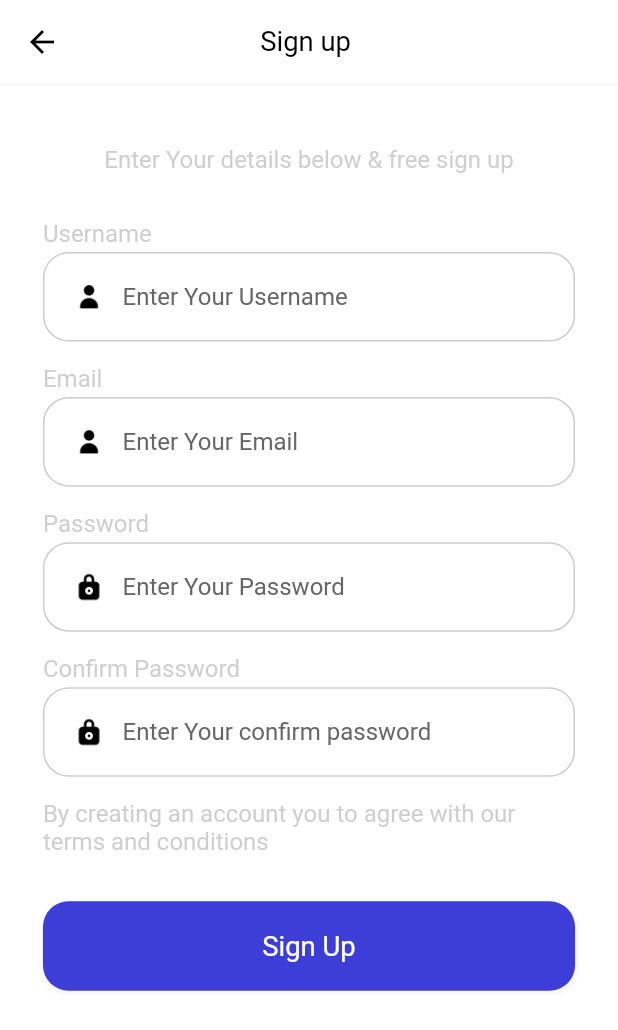
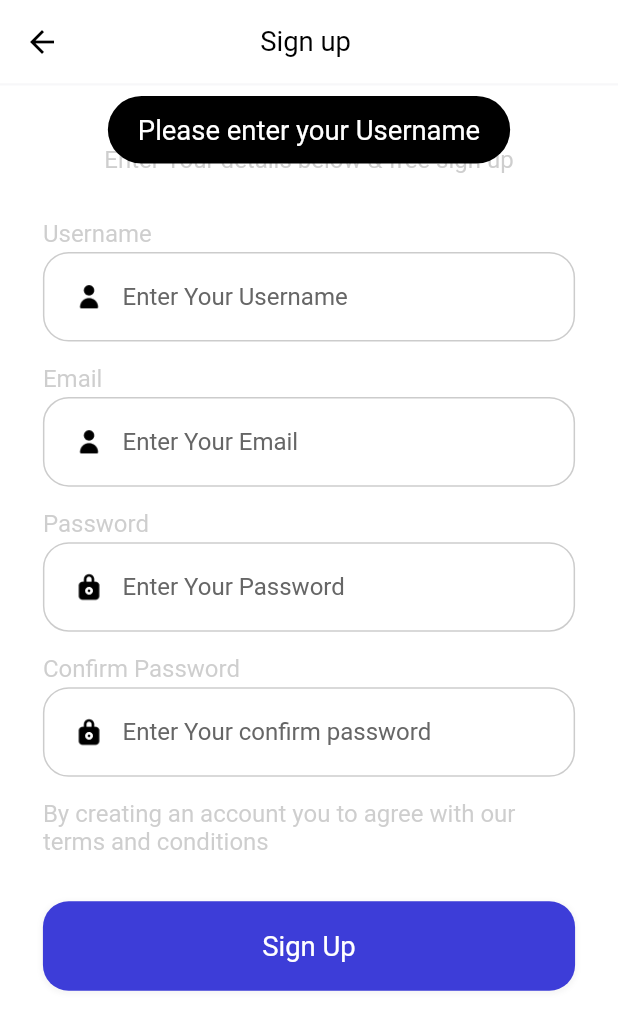
Before and after one commit to sohailokzz/ecom_bloc_state, a Flutter app: the RegistrationPage screen opened by its route, after a tap on "Sign Up", on a phone screen of 412 x 824 dp. Shown: the top 1030 px of the screen. Run offline on Flutter 3.47's test engine with Material 2 defaults, Android fonts, the phone set to English and light mode, and no system bars; our stand-ins replace dots_indicator, firebase_auth, firebase_core, flutter_bloc, flutter_screenutil, fluttertoast; accounts and stored records are empty.

Commit message:
Reg controller has been added

```diff
--- a/lib/presentation/pages/registration/bloc/register_bloc.dart
+++ b/lib/presentation/pages/registration/bloc/register_bloc.dart
@@ -1,3 +1,5 @@
+import 'dart:developer';
+
 import 'package:ecom_bloc/presentation/pages/registration/bloc/register_events.dart';
 import 'package:ecom_bloc/presentation/pages/registration/bloc/register_states.dart';
 import 'package:flutter_bloc/flutter_bloc.dart';
@@ -22,6 +24,7 @@ class RegistrationBlocs extends Bloc<RegistrationEvents, RegistrationStates> {
     UserNameEvent event,
     Emitter<RegistrationStates> emit,
   ) {
+    log('My Username is ${event.userName}');
     emit(
       state.copyWith(
         userName: event.userName,
@@ -33,6 +36,7 @@ class RegistrationBlocs extends Bloc<RegistrationEvents, RegistrationStates> {
     RegEmailEvent event,
     Emitter<RegistrationStates> emit,
   ) {
+    log('My Email is ${event.email}');
     emit(
       state.copyWith(
         email: event.email,
@@ -44,6 +48,7 @@ class RegistrationBlocs extends Bloc<RegistrationEvents, RegistrationStates> {
     RegPasswordEvent event,
     Emitter<RegistrationStates> emit,
   ) {
+    log('My Password is ${event.password}');
     emit(
       state.copyWith(
         password: event.password,
@@ -55,6 +60,7 @@ class RegistrationBlocs extends Bloc<RegistrationEvents, RegistrationStates> {
     RegConfPassEvent event,
     Emitter<RegistrationStates> emit,
   ) {
+    // log('My Confirm Pass is ${event.confirmPassword}');
     emit(
       state.copyWith(
         confirmPassword: event.confirmPassword,
--- a/lib/presentation/pages/registration/register_controller.dart
+++ b/lib/presentation/pages/registration/register_controller.dart
@@ -0,0 +1,84 @@
+import 'package:ecom_bloc/common/widgets/reusable_toast.dart';
+import 'package:ecom_bloc/presentation/pages/registration/bloc/register_bloc.dart';
+import 'package:firebase_auth/firebase_auth.dart';
+import 'package:flutter/material.dart';
+import 'package:flutter_bloc/flutter_bloc.dart';
+
+class RegistrationController {
+  final BuildContext context;
+
+  const RegistrationController({
+    required this.context,
+  });
+
+  Future<void> handleRegistration() async {
+    final state = context.read<RegistrationBlocs>().state;
+    String userName = state.userName;
+    String emailAddress = state.email;
+    String password = state.password;
+    String confirmPassword = state.confirmPassword;
+
+    if (userName.isEmpty) {
+      reusableToastMsg(
+        msg: 'Please enter your Username',
+      );
+      return;
+    }
+
+    if (emailAddress.isEmpty) {
+      reusableToastMsg(
+        msg: 'Please enter your Email',
+      );
+      return;
+    }
+    if (password.isEmpty) {
+      reusableToastMsg(
+        msg: 'Please enter Password',
+      );
+      return;
+    }
+    if (confirmPassword.isEmpty) {
+      reusableToastMsg(
+        msg: 'Please enter confirm Password',
+      );
+      return;
+    }
+
+    try {
+      final credential =
+          await FirebaseAuth.instance.createUserWithEmailAndPassword(
+        email: emailAddress,
+        password: password,
+      );
+
+      if (credential.user != null) {
+        await credential.user?.sendEmailVerification();
+        await credential.user?.updateDisplayName(userName);
+        reusableToastMsg(
+          msg:
+              'Verification email has been send to your email kindly verify your email.',
+        );
+
+        Navigator.of(context).pop();
+      }
+    } on FirebaseAuthException catch (e) {
+      if (e.code == 'weak-password') {
+        reusableToastMsg(
+          msg: 'Weak Password',
+        );
+      } else if (e.code == 'invalid-email') {
+        reusableToastMsg(
+          msg: 'Invalid Email',
+        );
+      } else if (e.code == 'email-already-in-use') {
+        reusableToastMsg(
+          msg: 'Email already in Use',
+        );
+      } else if (e.code == 'operation-not-allowed') {
+        reusableToastMsg(
+          msg: 'Operation Not allowed',
+        );
+      }
+    }
+  }
+}
--- a/lib/presentation/pages/registration/registration.dart
+++ b/lib/presentation/pages/registration/registration.dart
@@ -1,8 +1,12 @@
 import 'package:ecom_bloc/common/spacing.dart';
 import 'package:ecom_bloc/common/values/colors.dart';
+import 'package:ecom_bloc/presentation/pages/registration/bloc/register_bloc.dart';
+import 'package:ecom_bloc/presentation/pages/registration/bloc/register_events.dart';
+import 'package:ecom_bloc/presentation/pages/registration/bloc/register_states.dart';
+import 'package:ecom_bloc/presentation/pages/registration/register_controller.dart';
 import 'package:flutter/material.dart';
+import 'package:flutter_bloc/flutter_bloc.dart';
 import 'package:flutter_screenutil/flutter_screenutil.dart';
-
 import '../../widgets/shared_widgets.dart';
 
 class RegistrationPage extends StatelessWidget {
@@ -15,7 +19,9 @@ class RegistrationPage extends StatelessWidget {
         appBar: buildAppBar(
           title: 'Sign up ',
         ),
-      body: SingleChildScrollView(
+        body: BlocBuilder<RegistrationBlocs, RegistrationStates>(
+          builder: (context, state) {
+            return SingleChildScrollView(
               child: Column(
                 crossAxisAlignment: CrossAxisAlignment.start,
                 children: [
@@ -38,7 +44,11 @@ class RegistrationPage extends StatelessWidget {
                           hintText: 'Enter Your Username',
                           fieldType: 'username',
                           iconName: 'user',
-                    func: (value) {},
+                          func: (value) {
+                            context.read<RegistrationBlocs>().add(
+                                  UserNameEvent(value),
+                                );
+                          },
                         ),
                         15.myPh,
                         builText('Email'),
@@ -47,7 +57,11 @@ class RegistrationPage extends StatelessWidget {
                           hintText: 'Enter Your Email',
                           fieldType: 'email',
                           iconName: 'user',
-                    func: (value) {},
+                          func: (value) {
+                            context.read<RegistrationBlocs>().add(
+                                  RegEmailEvent(value),
+                                );
+                          },
                         ),
                         15.myPh,
                         builText('Password'),
@@ -56,16 +70,24 @@ class RegistrationPage extends StatelessWidget {
                           hintText: 'Enter Your Password',
                           fieldType: 'password',
                           iconName: 'lock',
-                    func: (value) {},
+                          func: (value) {
+                            context.read<RegistrationBlocs>().add(
+                                  RegPasswordEvent(value),
+                                );
+                          },
                         ),
                         15.myPh,
                         builText('Confirm Password'),
                         3.myPh,
                         buildTextField(
                           hintText: 'Enter Your confirm password',
-                    fieldType: 'confirmpassword',
+                          fieldType: 'password',
                           iconName: 'lock',
-                    func: (value) {},
+                          func: (value) {
+                            context.read<RegistrationBlocs>().add(
+                                  RegConfPassEvent(value),
+                                );
+                          },
                         ),
                         15.myPh,
                         builText(
@@ -74,14 +96,18 @@ class RegistrationPage extends StatelessWidget {
                         buildLogAndRegButton(
                           buttonTitle: 'Sign Up',
                           buttonType: 'login',
-                    func: () {},
+                          func: () {
+                            RegistrationController(context: context)
+                                .handleRegistration();
+                          },
                         ),
                       ],
                     ),
                   )
                 ],
               ),
-      ),
             );
+          },
+        ));
   }
 }
--- a/lib/presentation/statemanagement/bloc_provider.dart
+++ b/lib/presentation/statemanagement/bloc_provider.dart
@@ -1,6 +1,6 @@
 import 'package:flutter_bloc/flutter_bloc.dart';
 
-import '../../app_blocs.dart';
+import '../pages/registration/bloc/register_bloc.dart';
 import '../pages/sign_in/bloc/signin_bloc.dart';
 import '../pages/welcome/bloc/welcome_blocs.dart';
 
@@ -9,11 +9,14 @@ class AllBlocProvider {
         BlocProvider(
           create: (context) => WelcomeBloc(),
         ),
-        BlocProvider(
-          create: (context) => AppBlocs(),
-        ),
+        // BlocProvider(
+        //   create: (context) => AppBlocs(),
+        // ),
         BlocProvider(
           create: (context) => SignInBloc(),
         ),
+        BlocProvider(
+          create: (context) => RegistrationBlocs(),
+        ),
       ];
 }
```
Lines whose indentation alone changed are shown as unchanged.
